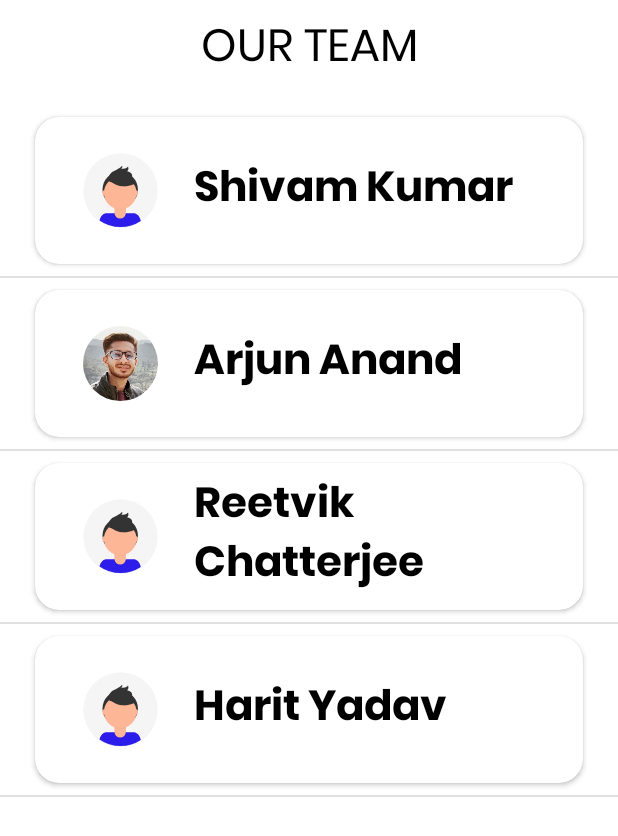
After one commit to shivamkumard107/Mask_Detector, an Android app: the About_us screen opened directly, with no data from a screen before it, on a phone screen of 412 x 824 dp. The commit adds this screen. Shown: the top 836 px of the screen. Run offline under Robolectric (Android 15) with nearby library versions, the phone set to English and light mode, and no system bars; our stand-ins replace CircleImageView.

Commit message:
Developers Section Added

```diff
--- a/app/src/main/AndroidManifest.xml
+++ b/app/src/main/AndroidManifest.xml
@@ -9,7 +9,8 @@
         android:roundIcon="@mipmap/ic_launcher_round"
         android:supportsRtl="true"
         android:theme="@style/AppTheme">
-        <activity android:name=".MainActivity"></activity>
+        <activity android:name=".About_us"></activity>
+        <activity android:name=".MainActivity" />
         <activity android:name=".Login">
             <intent-filter>
                 <action android:name="android.intent.action.MAIN" />
--- /dev/null
+++ b/app/src/main/java/com/example/mask_detector/About_us.java
@@ -0,0 +1,41 @@
+package com.example.mask_detector;
+
+import androidx.appcompat.app.AppCompatActivity;
+
+import android.os.Bundle;
+import android.widget.ListView;
+import android.widget.SimpleAdapter;
+
+import java.util.ArrayList;
+import java.util.HashMap;
+import java.util.List;
+
+public class About_us extends AppCompatActivity {
+
+    private String[] names = new String[]{"Shivam Kumar", "Arjun Anand", "Reetvik Chatterjee", "Harit Yadav"};
+    private String[] descriptions = new String[]{"", "", "", "", "", "", ""};
+    private int[] images = new int[]{R.drawable.ic_avatar, R.drawable.arjun, R.drawable.ic_avatar, R.drawable.ic_avatar};
+
+    private ListView listView;
+
+    @Override
+    protected void onCreate(Bundle savedInstanceState) {
+        super.onCreate(savedInstanceState);
+        setContentView(R.layout.activity_about_us);
+
+        listView = findViewById(R.id.listView);
+        List<HashMap<String,String>> aList = new ArrayList<>();
+        for (int x = 0; x < names.length; x++){
+            HashMap<String, String> hm = new HashMap<>();
+            hm.put("Name",names[x]);
+            hm.put("",descriptions[x]);
+            hm.put("Image",Integer.toString(images[x]));
+            aList.add(hm);
+        }
+        String[] from = {"Image","Name"};
+        int[] to = {R.id.image,R.id.name};
+        SimpleAdapter simpleAdapter = new SimpleAdapter(this,aList, R.layout.contributors_row,from,to);
+        listView.setAdapter(simpleAdapter);
+
+    }
+}
--- a/app/src/main/java/com/example/mask_detector/ProfileFragment.java
+++ b/app/src/main/java/com/example/mask_detector/ProfileFragment.java
@@ -1,5 +1,6 @@
 package com.example.mask_detector;
 
+import android.content.Intent;
 import android.os.Bundle;
 
 import androidx.fragment.app.Fragment;
@@ -7,58 +8,30 @@ import androidx.fragment.app.Fragment;
 import android.view.LayoutInflater;
 import android.view.View;
 import android.view.ViewGroup;
+import android.widget.Button;
+import android.widget.ImageView;
 
-/**
- * A simple {@link Fragment} subclass.
- * Use the {@link ProfileFragment#newInstance} factory method to
- * create an instance of this fragment.
- */
+import com.google.android.material.card.MaterialCardView;
+
+
 public class ProfileFragment extends Fragment {
-
-    // TODO: Rename parameter arguments, choose names that match
-    // the fragment initialization parameters, e.g. ARG_ITEM_NUMBER
-    private static final String ARG_PARAM1 = "param1";
-    private static final String ARG_PARAM2 = "param2";
-
-    // TODO: Rename and change types of parameters
-    private String mParam1;
-    private String mParam2;
-
-    public ProfileFragment() {
-        // Required empty public constructor
-    }
-
-    /**
-     * Use this factory method to create a new instance of
-     * this fragment using the provided parameters.
-     *
-     * @param param1 Parameter 1.
-     * @param param2 Parameter 2.
-     * @return A new instance of fragment ProfileFragment.
-     */
-    // TODO: Rename and change types and number of parameters
-    public static ProfileFragment newInstance(String param1, String param2) {
-        ProfileFragment fragment = new ProfileFragment();
-        Bundle args = new Bundle();
-        args.putString(ARG_PARAM1, param1);
-        args.putString(ARG_PARAM2, param2);
-        fragment.setArguments(args);
-        return fragment;
-    }
-
+    MaterialCardView aboutus;
     @Override
     public void onCreate(Bundle savedInstanceState) {
         super.onCreate(savedInstanceState);
-        if (getArguments() != null) {
-            mParam1 = getArguments().getString(ARG_PARAM1);
-            mParam2 = getArguments().getString(ARG_PARAM2);
-        }
     }
-
     @Override
     public View onCreateView(LayoutInflater inflater, ViewGroup container,
                              Bundle savedInstanceState) {
-        // Inflate the layout for this fragment
-        return inflater.inflate(R.layout.fragment_profile, container, false);
+
+       View view=inflater.inflate(R.layout.fragment_profile, container, false);
+       aboutus=view.findViewById(R.id.cardAbout);
+       aboutus.setOnClickListener(new View.OnClickListener() {
+           @Override
+           public void onClick(View v) {
+               startActivity(new Intent(getContext(),About_us.class));
+           }
+       });
+       return view;
     }
 }
--- /dev/null
+++ b/app/src/main/res/layout/activity_about_us.xml
@@ -0,0 +1,32 @@
+<?xml version="1.0" encoding="utf-8"?>
+<androidx.constraintlayout.widget.ConstraintLayout xmlns:android="http://schemas.android.com/apk/res/android"
+    xmlns:app="http://schemas.android.com/apk/res-auto"
+    xmlns:tools="http://schemas.android.com/tools"
+    android:layout_width="match_parent"
+    android:layout_height="match_parent"
+    tools:context=".About_us">
+
+    <ListView
+        android:id="@+id/listView"
+        android:layout_width="match_parent"
+        android:layout_height="match_parent"
+        android:layout_marginTop="70dp"
+        app:layout_constraintEnd_toEndOf="parent"
+        app:layout_constraintStart_toStartOf="parent"
+        app:layout_constraintTop_toTopOf="parent" />
+
+    <TextView
+        android:id="@+id/textView2"
+        android:layout_width="wrap_content"
+        android:layout_height="wrap_content"
+        android:layout_marginTop="16dp"
+        android:layout_marginBottom="20dp"
+        android:fontFamily="@font/poppinsbold"
+        android:text="OUR TEAM"
+        android:textColor="#000"
+        android:textSize="30sp"
+        app:layout_constraintBottom_toTopOf="@+id/listView"
+        app:layout_constraintEnd_toEndOf="parent"
+        app:layout_constraintStart_toStartOf="parent"
+        app:layout_constraintTop_toTopOf="parent" />
+</androidx.constraintlayout.widget.ConstraintLayout>
--- /dev/null
+++ b/app/src/main/res/layout/contributors_row.xml
@@ -0,0 +1,65 @@
+<?xml version="1.0" encoding="utf-8"?>
+<ScrollView xmlns:android="http://schemas.android.com/apk/res/android"
+    xmlns:app="http://schemas.android.com/apk/res-auto"
+    android:layout_width="match_parent"
+    android:layout_height="match_parent">
+
+    <LinearLayout
+        android:layout_width="match_parent"
+        android:layout_height="wrap_content"
+        android:orientation="vertical">
+
+
+        <com.google.android.material.card.MaterialCardView
+            xmlns:android="http://schemas.android.com/apk/res/android"
+            xmlns:app="http://schemas.android.com/apk/res-auto"
+            android:layout_width="match_parent"
+            android:layout_height="wrap_content"
+            android:layout_marginLeft="16dp"
+            android:layout_marginRight="16dp"
+            app:cardBackgroundColor="#FFF"
+            app:cardCornerRadius="16dp"
+            app:cardElevation="2dp"
+            app:cardPreventCornerOverlap="true"
+            app:cardUseCompatPadding="true">
+
+            <RelativeLayout
+                android:layout_width="match_parent"
+                android:layout_height="wrap_content">
+
+                <de.hdodenhof.circleimageview.CircleImageView
+                    android:id="@+id/image"
+                    android:layout_width="50dp"
+                    android:layout_height="50dp"
+                    android:layout_marginBottom="24dp"
+                    android:layout_marginLeft="32dp"
+                    android:layout_marginRight="16dp"
+                    android:layout_marginTop="24dp"
+                    android:scaleType="centerCrop"
+                    android:src="@drawable/arjun" />
+
+                <LinearLayout
+                    android:layout_width="match_parent"
+                    android:layout_height="wrap_content"
+                    android:layout_centerVertical="true"
+                    android:layout_marginLeft="8dp"
+                    android:layout_marginRight="8dp"
+                    android:layout_toRightOf="@id/image"
+                    android:orientation="vertical">
+
+                    <TextView
+                        android:id="@+id/name"
+                        android:layout_width="wrap_content"
+                        android:layout_height="wrap_content"
+                        android:fontFamily="@font/poppinsbold"
+                        android:text="Arjun Anand"
+                        style="@style/HeaderText"
+                        android:textSize="28sp" />
+
+
+                </LinearLayout>
+            </RelativeLayout>
+            /
+        </com.google.android.material.card.MaterialCardView>
+    </LinearLayout>
+</ScrollView>
--- a/app/src/main/res/layout/fragment_profile.xml
+++ b/app/src/main/res/layout/fragment_profile.xml
@@ -225,7 +225,7 @@
                 android:id="@+id/tv4"
                 android:layout_width="wrap_content"
                 android:layout_height="wrap_content"
-                android:text="About"
+                android:text="About Us"
                 android:textAppearance="@style/TextAppearance.MaterialComponents.Subtitle1"
                 app:layout_constraintBottom_toBottomOf="parent"
                 app:layout_constraintEnd_toEndOf="parent"
```
Also changed, not shown: app/src/main/res/drawable/arjun.jpeg (added).
